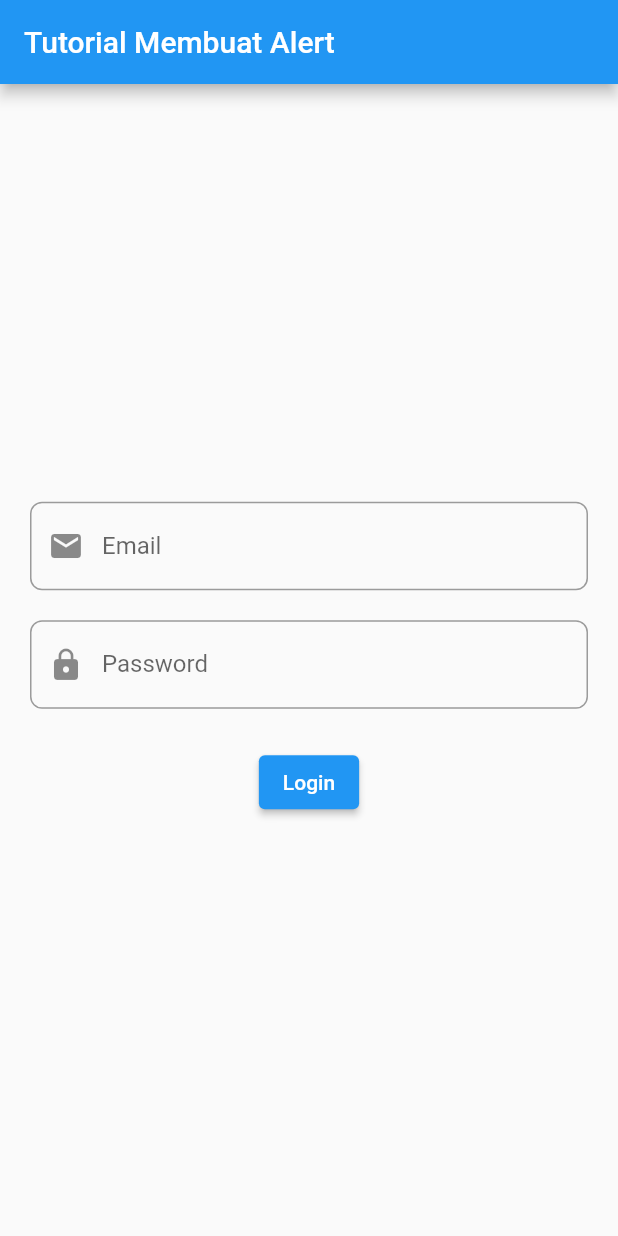
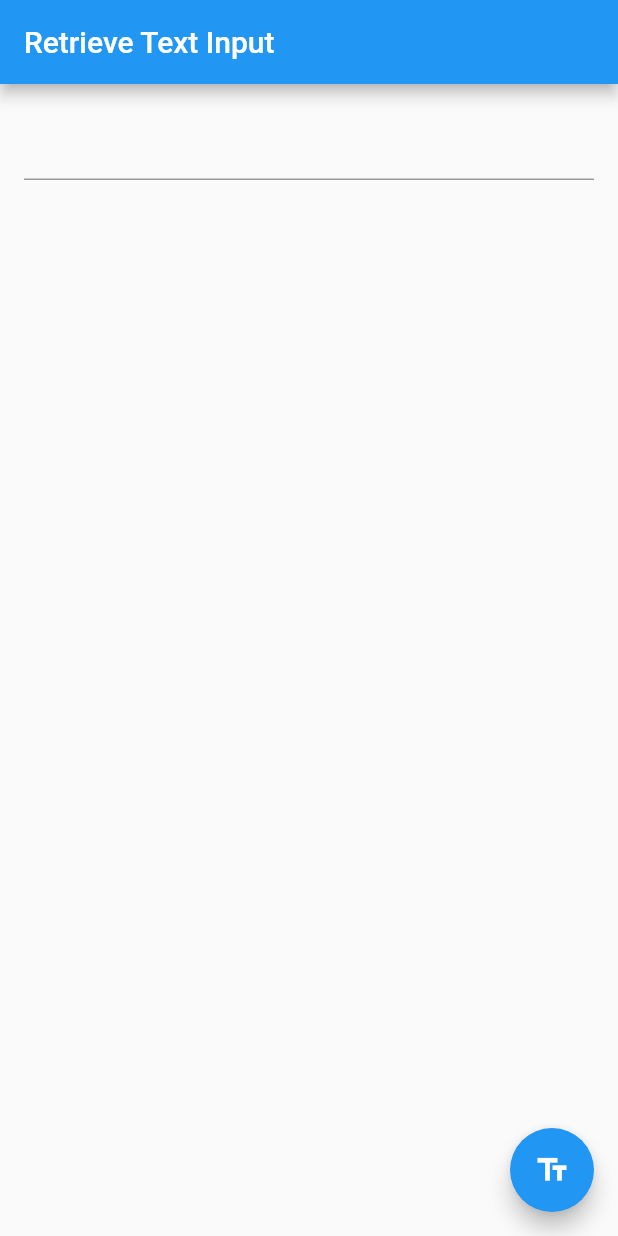
Before and after one commit to gebrielyuda/4312111028_gebrielyudanuarta, a Flutter app: the screen it shows after launch, on a phone screen of 412 x 824 dp. Run offline on Flutter 3.47's test engine with Material 2 defaults, Android fonts, the light colour scheme and no system bars.

Commit message:
Latihan Retrieve Data

```diff
--- a/lib/main.dart
+++ b/lib/main.dart
@@ -1,98 +1,63 @@
 import 'package:flutter/material.dart';
-void main() => runApp(MyApp());
+void main() => runApp(const MyApp());
 class MyApp extends StatelessWidget {
+ const MyApp({super.key});
  @override
  Widget build(BuildContext context) {
- return MaterialApp(
- debugShowCheckedModeBanner: false,
- home: Scaffold(
- appBar: AppBar(title: Text("Tutorial Membuat Alert")),
- body: LoginPage(),
+ return const MaterialApp(
+ title: 'Retrieve Text Input',
+ home: MyCustomForm(),
+ );
+ }
+}
+// Define a custom Form widget.
+class MyCustomForm extends StatefulWidget {
+ const MyCustomForm({super.key});
+ @override
+ State<MyCustomForm> createState() => _MyCustomFormState();
+}
+// Define a corresponding State class.
+// This class holds the data related to the Form.
+class _MyCustomFormState extends State<MyCustomForm> {
+ // Create a text controller and use it to retrieve the current value
+ // of the TextField.
+ final myController = TextEditingController();
+ @override
+ void dispose() {
+ // Clean up the controller when the widget is disposed.
+ myController.dispose();
+ super.dispose();
+ }
+ @override
+ Widget build(BuildContext context) {
+ return Scaffold(
+ appBar: AppBar(
+ title: const Text('Retrieve Text Input'),
+ ),
+ body: Padding(
+ padding: const EdgeInsets.all(16.0),
+ child: TextField(
+ controller: myController,
+ ),
+ ),
+ floatingActionButton: FloatingActionButton(
+ // When the user presses the button, show an alert dialog containing
+ // the text that the user has entered into the text field.
+ onPressed: () {
+ showDialog(
+ context: context,
+ builder: (context) {
+ return AlertDialog(
+ // Retrieve the text the that user has entered by using the
+ // TextEditingController.
+ content: Text(myController.text),
+ );
+ },
+ );
+ },
+ tooltip: 'Show me the value!',
+ child: const Icon(Icons.text_fields),
  ),
  );
  }
 }
-
-class LoginPage extends StatefulWidget {
- @override
- _LoginPageState createState() => _LoginPageState();
-}
-class _LoginPageState extends State<LoginPage> {
- TextEditingController _emailController = TextEditingController();
- TextEditingController _passwordController = TextEditingController();
- @override
- Widget build(BuildContext context) {
- return Center(
- child: Padding(
- padding: const EdgeInsets.all(20),
- child: Column(
- mainAxisAlignment: MainAxisAlignment.center,
- children: [
- TextFormField(
- controller: _emailController,
- maxLines: 1,
- keyboardType: TextInputType.emailAddress,
- decoration: InputDecoration(
- labelText: "Email",
- hintText: "Masukkan Email",
- prefixIcon: Icon(Icons.mail),
- border: OutlineInputBorder(
- borderRadius: BorderRadius.circular(8.0),
- ),
- ),
- ),
- SizedBox(height: 20),
- TextFormField(
- controller: _passwordController,
- maxLines: 1,
- keyboardType: TextInputType.visiblePassword,
- decoration: InputDecoration(
- labelText: "Password",
- hintText: "Masukkan Password",
- prefixIcon: Icon(Icons.lock),
- border: OutlineInputBorder(
- borderRadius: BorderRadius.circular(8.0),
- ),
- ),
- ),
- SizedBox(height: 25),
- ElevatedButton(
- onPressed: () => submit(
- context,
- _emailController.text,
- _passwordController.text,
- ),
- child: Text("Login"),
- )
- ],
- ),
- ),
- );
- }
-
-void submit(BuildContext context, String email, String password) {
- if (email.isEmpty || password.isEmpty) {
- final snackBar = SnackBar(
- duration: const Duration(seconds: 5),
- content: Text("Email dan password harus diisi"),
- backgroundColor: Colors.red,
- );
- ScaffoldMessenger.of(context).showSnackBar(snackBar);
- return;
- }
- AlertDialog alert = AlertDialog(
- title: Text("Login Berhasil"),
- content: Container(
- child: Text("Selamat Anda Berhasil login"),
- ),
- actions: [
- TextButton(
- child: Text('Ok'),
- onPressed: () => Navigator.of(context).pop(),
- ),
- ],
- );
- showDialog(context: context, builder: (context) => alert);
- return;
- }
-}
```
